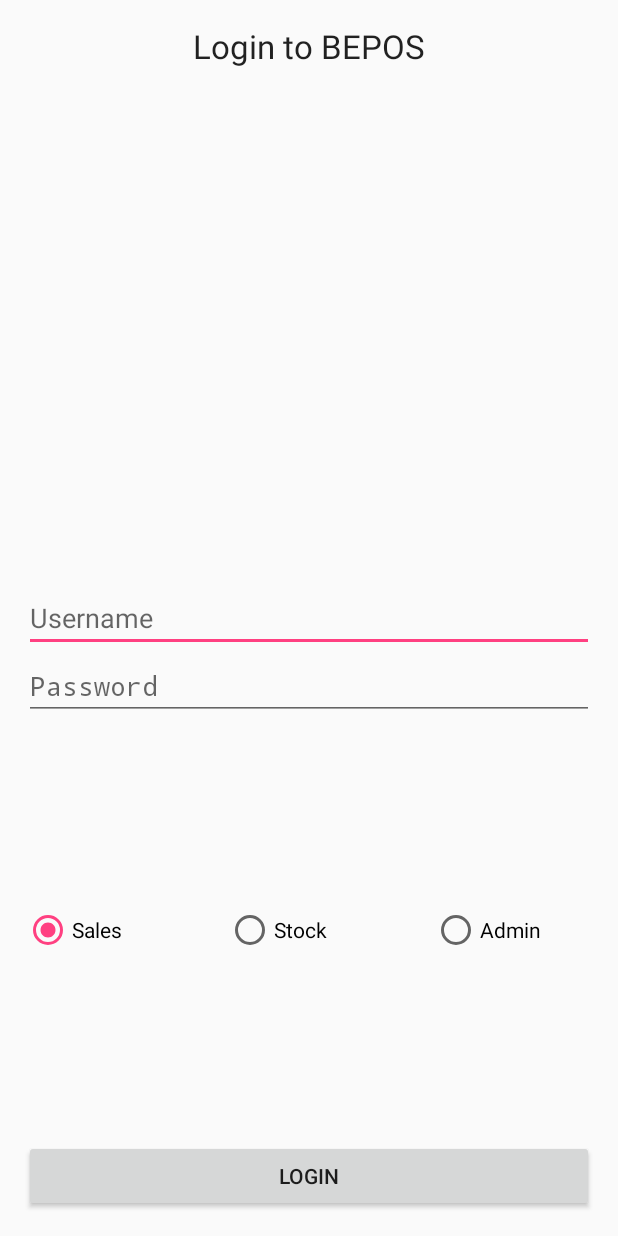
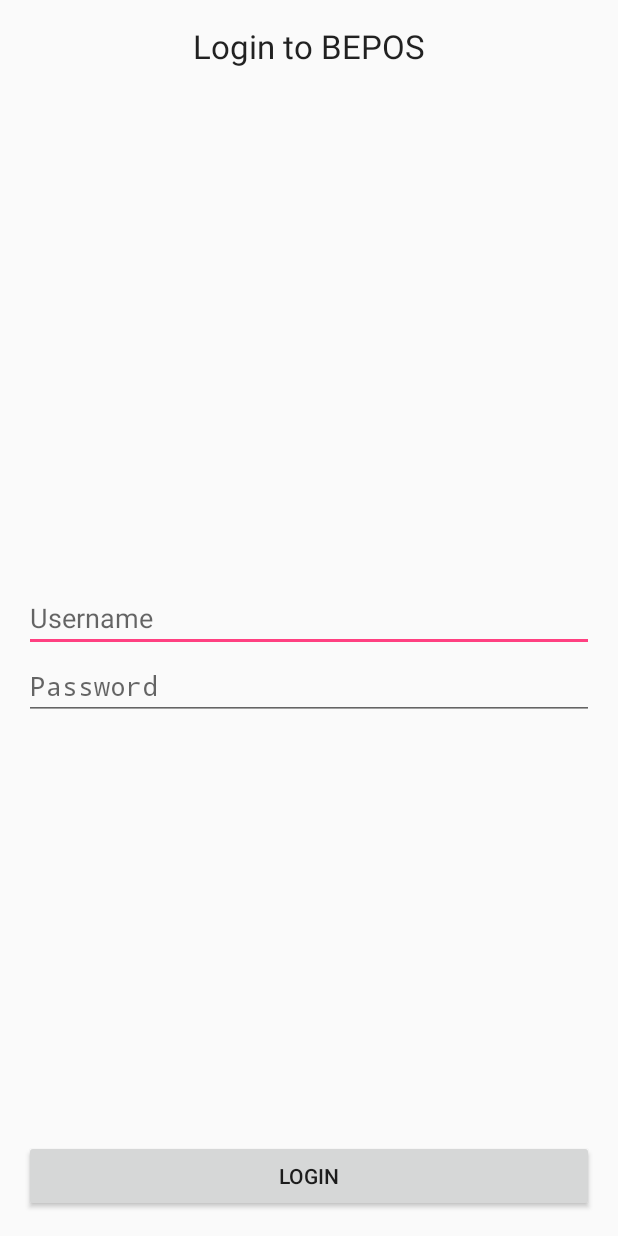
Before and after one commit to mattr51/BookEPOS, an Android app: the screen it shows after launch (Login), after a tap on "LOGIN", on a phone screen of 412 x 824 dp. Run offline under Robolectric (Android 15) with nearby library versions, the phone set to English and light mode, and no system bars.

Commit message:
Login Screen and ApiEndPoint Updates - Removed radio buttons for selecting destination - Made login use the result of the API call and login when appropriate - Added an ApiEndPoint class for wrapping up service calls and returning Json objects

```diff
--- a/app/src/main/AndroidManifest.xml
+++ b/app/src/main/AndroidManifest.xml
@@ -17,6 +17,10 @@
                 <category android:name="android.intent.category.LAUNCHER" />
             </intent-filter>
         </activity>
+        <activity
+            android:name="uk.ac.qub.bookepos.Sales"
+            android:label="@string/app_name">
+        </activity>
     </application>
 
 </manifest>
--- /dev/null
+++ b/app/src/main/java/uk/ac/qub/bookepos/ApiEndPoint.java
@@ -0,0 +1,84 @@
+package uk.ac.qub.bookepos;
+
+import android.os.AsyncTask;
+
+import org.json.JSONException;
+import org.json.JSONObject;
+
+import java.io.IOException;
+import java.io.InputStream;
+import java.io.OutputStream;
+import java.net.HttpURLConnection;
+import java.net.MalformedURLException;
+import java.net.URL;
+import java.util.HashMap;
+import java.util.Iterator;
+
+/**
+ * Created by Matt Ralphson on 09/04/16.
+ */
+abstract class ApiEndPoint extends AsyncTask<HashMap<String, String>, String, String> {
+
+    @Override
+    protected String doInBackground(HashMap<String, String>... params) {
+
+        String data = "";
+        int tmp;
+
+        HashMap<String, String> urlParameters = params[0];
+
+        try {
+            URL url = new URL(getEndPoint());
+
+            HttpURLConnection httpURLConnection = (HttpURLConnection) url.openConnection();
+            httpURLConnection.setDoOutput(true);
+            OutputStream os = httpURLConnection.getOutputStream();
+            os.write(stringify(urlParameters).getBytes());
+            os.flush();
+            os.close();
+
+            InputStream is = httpURLConnection.getInputStream();
+            while ((tmp = is.read()) != -1) {
+                data += (char) tmp;
+            }
+
+            is.close();
+            httpURLConnection.disconnect();
+
+            return data;
+        } catch (MalformedURLException e) {
+            e.printStackTrace();
+            return "Exception: " + e.getMessage();
+        } catch (IOException e) {
+            e.printStackTrace();
+            return "Exception: " + e.getMessage();
+        }
+    }
+
+    @Override
+    protected void onPostExecute(String s) {
+        try {
+            String dataWithConnectedStrippedOut = s.substring(12);
+            JSONObject root = new JSONObject(dataWithConnectedStrippedOut);
+            handleResult(root);
+        } catch (JSONException e) {
+            e.printStackTrace();
+        }
+    }
+
+    public String stringify(HashMap<String, String> urlParameters) {
+        StringBuilder urlParametersString = new StringBuilder();
+        Iterator<String> parameterKeys = urlParameters.keySet().iterator();
+        while (parameterKeys.hasNext()) {
+            String parameterKey = parameterKeys.next();
+            urlParametersString.append(parameterKey + "=" + urlParameters.get(parameterKey) + "&");
+        }
+        return urlParametersString.toString();
+    }
+
+    protected String domain = "http://54.171.237.154/";
+
+    abstract String getEndPoint();
+
+    abstract void handleResult(JSONObject result);
+}
--- a/app/src/main/java/uk/ac/qub/bookepos/Login.java
+++ b/app/src/main/java/uk/ac/qub/bookepos/Login.java
@@ -2,32 +2,20 @@ package uk.ac.qub.bookepos;
 
 import android.app.Activity;
 import android.content.Context;
-import android.content.Intent;
-import android.os.AsyncTask;
 import android.os.Bundle;
 import android.view.View;
 import android.widget.EditText;
-import android.widget.RadioButton;
 
-import org.json.JSONException;
-import org.json.JSONObject;
-
-import java.io.IOException;
-import java.io.InputStream;
-import java.io.OutputStream;
-import java.net.ConnectException;
-import java.net.HttpURLConnection;
-import java.net.MalformedURLException;
-import java.net.URL;
+import java.util.HashMap;
 
 /**
  * Created by Matt Ralphson
  */
 public class Login extends Activity {
     EditText name, password;
-        String Name, Password, Mode;
+    String Name, Password;
     String USER=null;
-        int ADMIN, REFUND = 0;
+    int ADMIN = 0;
 
     Context ctx = this;
 
@@ -42,96 +30,10 @@ public class Login extends Activity {
     public void main_login(View v){
         Name = name.getText().toString();
         Password = password.getText().toString();
-            BackGround b = new BackGround();
-            b.execute(Name, Password);
-        }
-    // Radio button check
-    public void onRadioButtonClicked(View radio) {
-        // Is the button now checked?
-        boolean checked = ((RadioButton) radio).isChecked();
-
-        // Check which radio button was clicked
-        switch(radio.getId()) {
-            case R.id.radioSales:
-                if (checked)
-                     Mode = "Sales";
-                    break;
-            case R.id.radioAdmin:
-                if (checked)
-                    Mode = "Admin";
-                    break;
-            case R.id.radioStock:
-                if (checked)
-                    Mode = "Stock";
-                    break;
+        ApiEndPoint b = new LoginApiEndPoint(this);
+        HashMap<String, String> urlParameters = new HashMap<>();
+        urlParameters.put("name", Name);
+        urlParameters.put("password", Password);
+        b.execute(urlParameters);
     }
 }
-
-        class BackGround extends AsyncTask<String, String, String> {
-
-            @Override
-            protected String doInBackground(String... params) {
-                String name = params[0];
-                String password = params[1];
-                String data="";
-                int tmp;
-
-                try {
-                    URL url = new URL("http://54.171.237.154/html/bepos/login.php/login.php");
-                    String urlParams = "name="+name+"&password="+password;
-
-                    HttpURLConnection httpURLConnection = (HttpURLConnection) url.openConnection();
-                    httpURLConnection.setDoOutput(true);
-                    OutputStream os = httpURLConnection.getOutputStream();
-                    os.write(urlParams.getBytes());
-                    os.flush();
-                    os.close();
-
-                    InputStream is = httpURLConnection.getInputStream();
-                    while((tmp=is.read())!=-1){
-                        data+= (char)tmp;
-                    }
-
-                    is.close();
-                    httpURLConnection.disconnect();
-
-                    return data;
-                } catch (MalformedURLException e) {
-                    e.printStackTrace();
-                    return "Exception: "+e.getMessage();
-                } catch (IOException e) {
-                    e.printStackTrace();
-                    return "Exception: "+e.getMessage();
-                }
-            }
-
-            @Override
-            protected void onPostExecute(String s) {
-                String err=null;
-                try {
-                    JSONObject root = new JSONObject(s);
-                    JSONObject user_data = root.getJSONObject("user_data");
-                    USER = user_data.getString("user");
-                    ADMIN = user_data.getInt("admin");
-                    REFUND = user_data.getInt("refund");
-                } catch (JSONException e) {
-                    e.printStackTrace();
-                    err = "Exception: " + e.getMessage();
-
-                }
-
-               Intent i = null;
-              try {
-                    i = new Intent(ctx, Class.forName(Mode));
-                     } catch (ClassNotFoundException e) {
-                    e.printStackTrace();
-                }
-                i.putExtra("user", USER);
-                i.putExtra("admin", ADMIN);
-                i.putExtra("email", REFUND);
-                i.putExtra("err", err);
-                startActivity(i);
-                startActivity(i);
-        }
-    }
-}
--- /dev/null
+++ b/app/src/main/java/uk/ac/qub/bookepos/LoginApiEndPoint.java
@@ -0,0 +1,44 @@
+package uk.ac.qub.bookepos;
+
+import android.content.Context;
+import android.content.Intent;
+import android.util.Log;
+import android.widget.Toast;
+
+import org.json.JSONArray;
+import org.json.JSONException;
+import org.json.JSONObject;
+
+/**
+ * Created by Matt Ralphson on 09/04/16.
+ */
+public class LoginApiEndPoint extends ApiEndPoint {
+
+    Context context;
+
+    public LoginApiEndPoint(Context context) {
+        this.context = context;
+    }
+
+    public String getEndPoint() {
+        return domain + "/html/bepos/login.php";
+    }
+
+    public void handleResult(JSONObject result) {
+        String user;
+        int admin;
+        try {
+            JSONObject userObject = result.getJSONObject("user_data");
+            user = userObject.getString("user");
+            admin = userObject.getInt("admin");
+
+            Intent i = new Intent(context, Sales.class);
+            i.putExtra("user", user);
+            i.putExtra("admin", admin);
+            context.startActivity(i);
+        } catch (JSONException e) {
+            Toast.makeText(context, "Could not log in due to invalid credentials", Toast.LENGTH_SHORT).show();
+            e.printStackTrace();
+        }
+    }
+}
--- a/app/src/main/java/uk/ac/qub/bookepos/Sales.java
+++ b/app/src/main/java/uk/ac/qub/bookepos/Sales.java
@@ -17,7 +17,4 @@ public class Sales extends Activity {
         super.onCreate(savedInstanceState);
         setContentView(R.layout.sales);
     }
-
-
-
 }
--- a/app/src/main/res/layout/login.xml
+++ b/app/src/main/res/layout/login.xml
@@ -5,49 +5,6 @@
     android:paddingRight="@dimen/activity_horizontal_margin"
     android:paddingTop="@dimen/activity_vertical_margin"
     android:paddingBottom="@dimen/activity_vertical_margin" tools:context=".Main">
-
-    <RadioGroup
-        android:layout_width="match_parent"
-        android:layout_height="match_parent"
-        android:layout_below="@+id/main_password"
-        android:orientation="horizontal"
-        android:layout_alignParentRight="true"
-        android:layout_alignParentEnd="true"
-        android:layout_above="@+id/main_login"
-        android:weightSum="1">
-
-        <RadioButton
-            android:layout_width="wrap_content"
-            android:layout_height="wrap_content"
-            android:text="Sales"
-            android:id="@+id/radioSales"
-            android:layout_gravity="center|left"
-            android:layout_above="@+id/main_login"
-            android:checked="true"
-        android:layout_weight="0.4" />
-
-
-        <RadioButton
-            android:layout_width="wrap_content"
-            android:layout_height="wrap_content"
-            android:text="Stock"
-            android:id="@+id/radioStock"
-            android:layout_above="@+id/main_login"
-            android:checked="false"
-            android:layout_gravity="center|right"
-            android:layout_weight="0.4" />
-
-        <RadioButton
-            android:layout_width="wrap_content"
-            android:layout_height="wrap_content"
-            android:text="Admin"
-            android:id="@+id/radioAdmin"
-            android:layout_above="@+id/main_login"
-            android:checked="false"
-            android:layout_gravity="center"
-            android:layout_weight="0.4" />
-
-    </RadioGroup>
 
     <TextView
         android:layout_width="wrap_content"
@@ -68,7 +25,9 @@
         android:layout_alignParentStart="true"
         android:layout_alignParentRight="true"
         android:layout_alignParentEnd="true"
-        android:clickable="true" />
+        android:singleLine="true"
+        android:clickable="true"
+        android:inputType="text" />
 
     <EditText
         android:layout_width="wrap_content"
--- a/app/src/main/res/layout/sales.xml
+++ b/app/src/main/res/layout/sales.xml
@@ -2,5 +2,4 @@
 <LinearLayout xmlns:android="http://schemas.android.com/apk/res/android"
     android:orientation="vertical" android:layout_width="match_parent"
     android:layout_height="match_parent">
-
 </LinearLayout>
--- a/build.gradle
+++ b/build.gradle
@@ -5,7 +5,7 @@ buildscript {
         jcenter()
     }
     dependencies {
-        classpath 'com.android.tools.build:gradle:1.5.0'
+        classpath 'com.android.tools.build:gradle:2.0.0'
         // NOTE: Do not place your application dependencies here; they belong
         // in the individual module build.gradle files
     }
```
Also changed, not shown: gradle/wrapper/gradle-wrapper.properties. Lines whose indentation alone changed are shown as unchanged.
